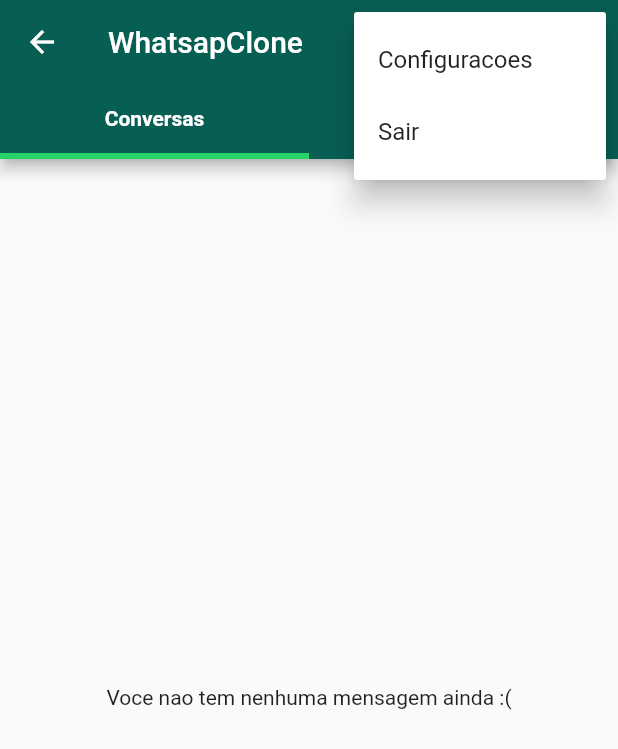
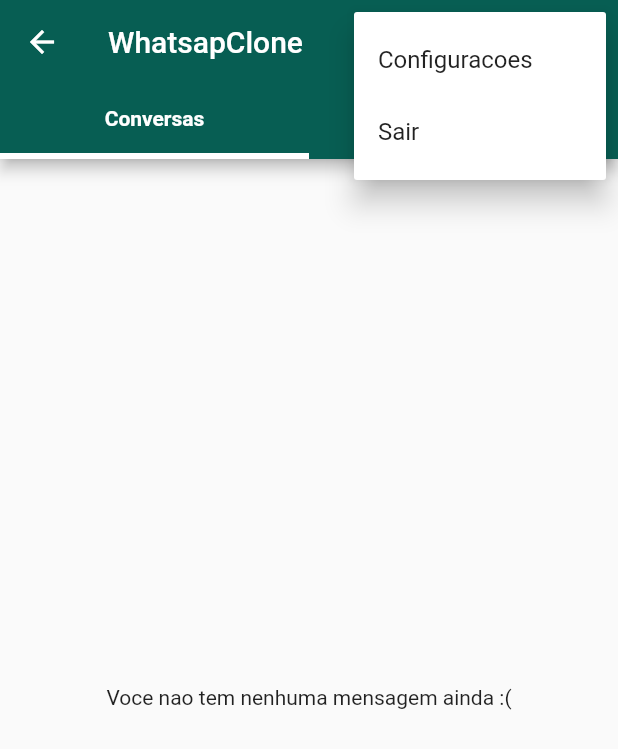
Before and after one commit to eliezerantonio/whatsapp_clone, a Flutter app: the HomeScreen screen opened directly, after a tap on the "more vert" icon, on a phone screen of 412 x 824 dp. Shown: the top 749 px of the screen. Run offline on Flutter 3.47's test engine with Material 2 defaults, Android fonts, the phone set to English and light mode, and no system bars; our stand-ins replace cloud_firestore, firebase_auth, firebase_storage, image_picker; accounts and stored records are empty.

Commit message:
ajustando cupertino

```diff
--- a/lib/main.dart
+++ b/lib/main.dart
@@ -1,8 +1,22 @@
+import 'dart:io';
+
 import 'package:flutter/material.dart';
 
 import 'package:whatsap_clone/screens/login_screen.dart';
 import 'package:whatsap_clone/utils/route_generator.dart';
 
+final ThemeData temaPadrao = ThemeData(
+  primaryColor: Color(0xff075e53),
+  accentColor: Color(
+    0xff25d366,
+  ),
+);
+final ThemeData temaIOS = ThemeData(
+  primaryColor: Colors.grey[200],
+  accentColor: Color(
+    0xff25d366,
+  ),
+);
 void main() {
   runApp(MyApp());
 }
@@ -14,15 +28,9 @@ class MyApp extends StatelessWidget {
   Widget build(BuildContext context) {
     return MaterialApp(
       debugShowCheckedModeBanner: false,
-      theme: ThemeData(
-        primaryColor: Color(0xff075e53),
-        accentColor: Color(
-          0xff25d366,
-        ),
-      ),
+      theme: Platform.isIOS ? temaIOS : temaPadrao,
       initialRoute: "/",
       onGenerateRoute: RouteGenerator.generateRoute,
-
     );
   }
 }
--- a/lib/screens/home_screen.dart
+++ b/lib/screens/home_screen.dart
@@ -1,3 +1,5 @@
+import 'dart:io';
+
 import 'package:firebase_auth/firebase_auth.dart';
 import 'package:flutter/material.dart';
 import 'package:whatsap_clone/screens/login_screen.dart';
@@ -67,12 +69,14 @@ class _HomeScreenState extends State<HomeScreen>
     return Scaffold(
       appBar: AppBar(
         title: Text("WhatsapClone"),
+        elevation: Platform.isIOS ? 0 : 4,
         bottom: TabBar(
           indicatorWeight: 4,
           labelStyle: TextStyle(
             fontSize: 14,
             fontWeight: FontWeight.bold,
           ),
+          indicatorColor: Platform.isIOS ? Colors.grey[400] : Colors.white,
           controller: _tabController,
           tabs: [
             Tab(text: "Conversas"),
--- a/lib/screens/mensagem_screen.dart
+++ b/lib/screens/mensagem_screen.dart
@@ -3,6 +3,7 @@ import 'dart:io';
 import 'package:cloud_firestore/cloud_firestore.dart';
 import 'package:firebase_auth/firebase_auth.dart';
 import 'package:firebase_storage/firebase_storage.dart';
+import 'package:flutter/cupertino.dart';
 import 'package:flutter/material.dart';
 import 'package:image_picker/image_picker.dart';
 import 'package:whatsap_clone/models/conversa.dart';
@@ -201,7 +202,10 @@ class _MensagemScreenState extends State<MensagemScreen> {
               ),
             ),
           ),
-          FloatingActionButton(
+          !Platform.isIOS
+              ? CupertinoButton(onPressed: _enviarMensagem,
+              child: Text("Enviar"),)
+              : FloatingActionButton(
                   backgroundColor: Color(0xff075E54),
                   child: Icon(
                     Icons.send,
```
Lines whose indentation alone changed are shown as unchanged.
